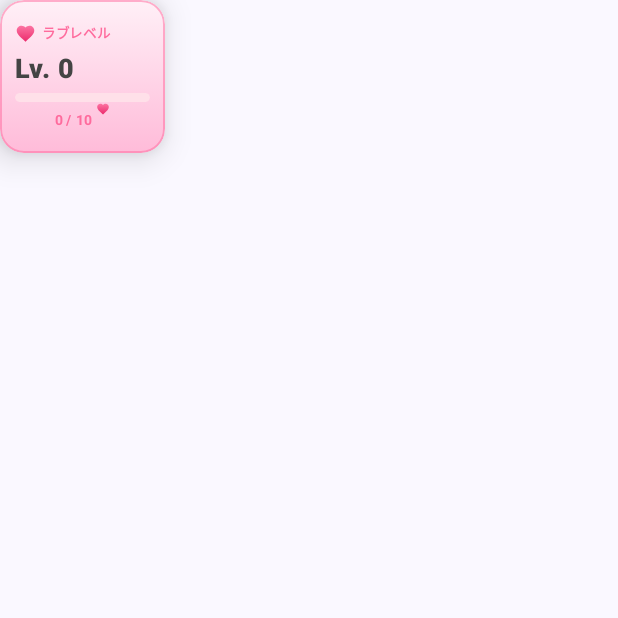
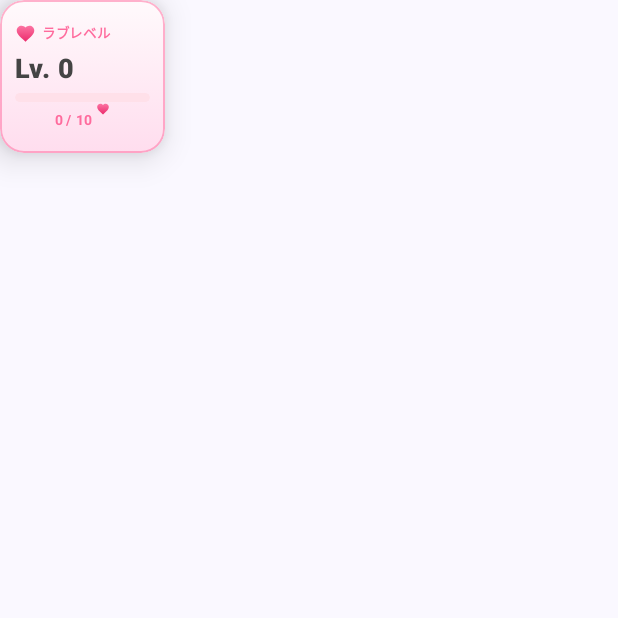
Before and after one commit to tukinamiotoko-afk/lovemanpokei, an Android app built with Jetpack Compose: the composable HomeLoveLevelCard called with empty values, on a phone screen of 412 x 824 dp, the top half of it. Run offline under Robolectric (Android 15) with nearby library versions, the phone set to English and light mode, and no system bars; libraries missing offline, so code that uses them is left out: java.net, org.json; 1 statement that could not run was skipped.

Commit message:
Lighten gradient colors on top-right cards
https://claude.ai/code/session_01GvViALcMcPGzsZ2wcqHBjK

```diff
--- a/app/src/main/java/com/example/lovemanpo/MainActivity.kt
+++ b/app/src/main/java/com/example/lovemanpo/MainActivity.kt
@@ -1203,7 +1203,7 @@ fun HomeLoveLevelCard(lv: Int, progress: Float, hearts: Int) {
             .width(110.dp)
             .shadow(14.dp, RoundedCornerShape(16.dp))
             .clip(RoundedCornerShape(16.dp))
-            .background(androidx.compose.ui.graphics.Brush.verticalGradient(listOf(Color(0xFFFFF0F7), Color(0xFFFFBBD9))))
+            .background(androidx.compose.ui.graphics.Brush.verticalGradient(listOf(Color(0xFFFFFAFC), Color(0xFFFFDDEE))))
             .border(1.dp, Color(0xFFFF6B9D).copy(alpha = 0.5f), RoundedCornerShape(16.dp))
     ) {
         Column(modifier = Modifier.padding(10.dp)) {
@@ -1249,7 +1249,7 @@ fun HomeActionPointsCard(pts: Int) {
             .width(110.dp)
             .shadow(14.dp, RoundedCornerShape(16.dp))
             .clip(RoundedCornerShape(16.dp))
-            .background(androidx.compose.ui.graphics.Brush.verticalGradient(listOf(Color(0xFFE8FAF8), Color(0xFFB2DFDB))))
+            .background(androidx.compose.ui.graphics.Brush.verticalGradient(listOf(Color(0xFFF5FFFE), Color(0xFFCCEFEC))))
             .border(1.dp, Color(0xFF4DB6AC).copy(alpha = 0.5f), RoundedCornerShape(16.dp))
     ) {
         Column(modifier = Modifier.padding(10.dp)) {
```
